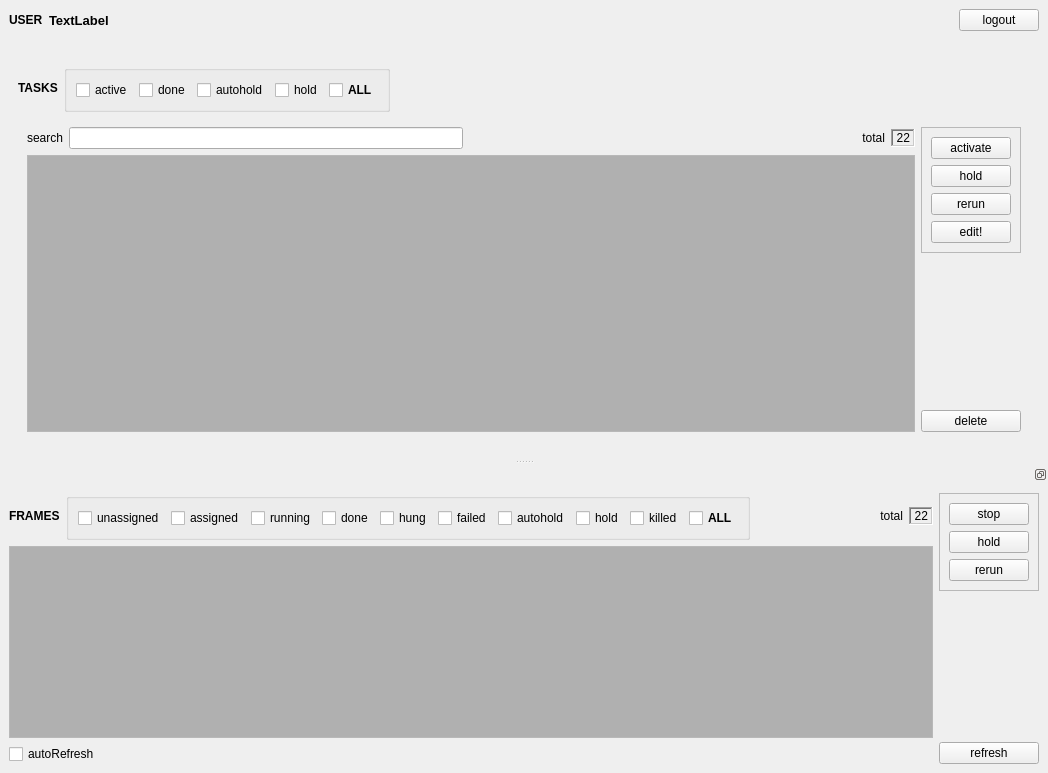
Above: rbhusUI/lib/rbhusListMod.ui from aumanimationstudios/rbhus before the change. Below: the same form after it.
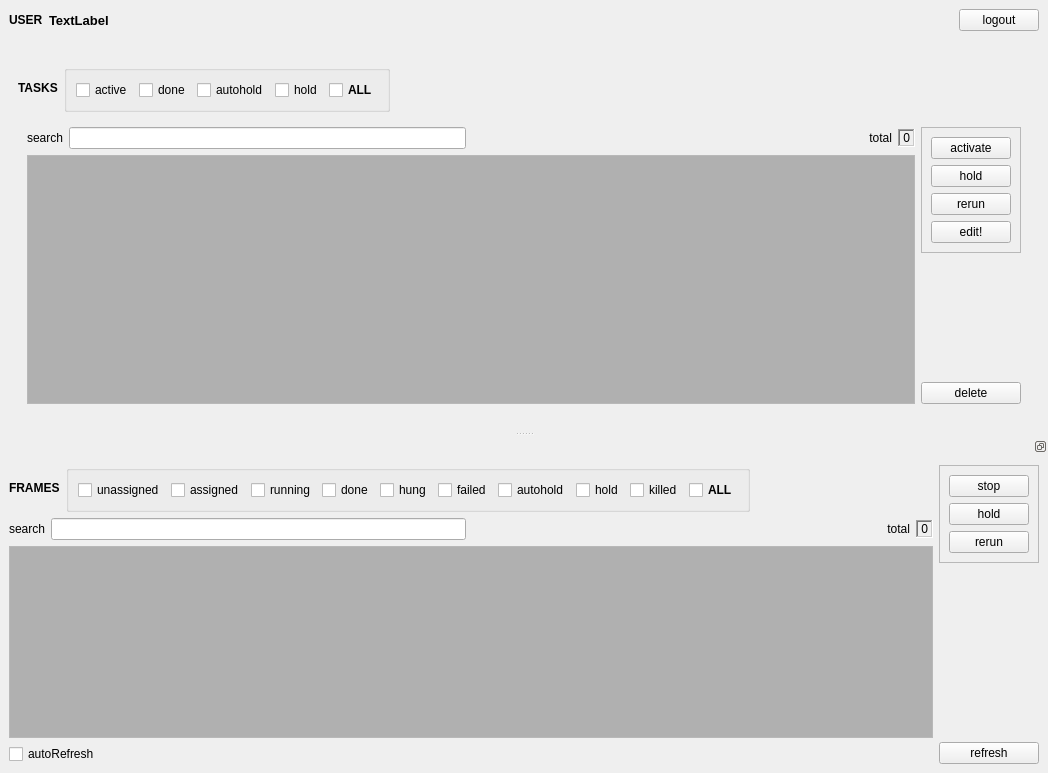
That is the form after the change.

Diff of the .ui file:
```diff
--- a/rbhusUI/lib/rbhusListMod.ui
+++ b/rbhusUI/lib/rbhusListMod.ui
@@ -309,7 +309,7 @@
                   <enum>QFrame::Sunken</enum>
                  </property>
                  <property name="text">
-                  <string>22</string>
+                  <string>0</string>
                  </property>
                  <property name="textFormat">
                   <enum>Qt::PlainText</enum>
@@ -769,6 +769,46 @@
            </property>
           </spacer>
          </item>
+        </layout>
+       </item>
+       <item>
+        <layout class="QHBoxLayout" name="horizontalLayout_8"/>
+       </item>
+       <item>
+        <layout class="QHBoxLayout" name="horizontalLayout_6">
+         <item>
+          <widget class="QLabel" name="labelSearchFrames">
+           <property name="text">
+            <string>search</string>
+           </property>
+          </widget>
+         </item>
+         <item>
+          <widget class="QLineEdit" name="lineEditSearchFrames">
+           <property name="sizePolicy">
+            <sizepolicy hsizetype="MinimumExpanding" vsizetype="Fixed">
+             <horstretch>0</horstretch>
+             <verstretch>0</verstretch>
+            </sizepolicy>
+           </property>
+          </widget>
+         </item>
+         <item>
+          <spacer name="horizontalSpacer_11">
+           <property name="orientation">
+            <enum>Qt::Horizontal</enum>
+           </property>
+           <property name="sizeType">
+            <enum>QSizePolicy::MinimumExpanding</enum>
+           </property>
+           <property name="sizeHint" stdset="0">
+            <size>
+             <width>40</width>
+             <height>20</height>
+            </size>
+           </property>
+          </spacer>
+         </item>
          <item>
           <widget class="QLabel" name="label_6">
            <property name="sizePolicy">
@@ -806,7 +846,7 @@
             <enum>QFrame::Sunken</enum>
            </property>
            <property name="text">
-            <string>22</string>
+            <string>0</string>
            </property>
            <property name="textFormat">
             <enum>Qt::PlainText</enum>
```
